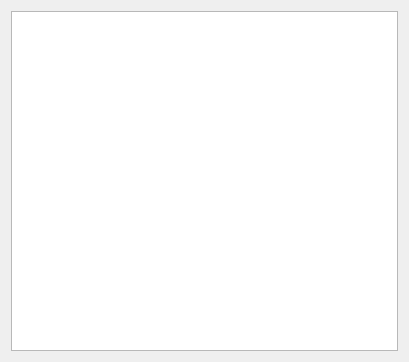
Yarosurafu/ExamHelper, file statistics.ui: the form before one commit.
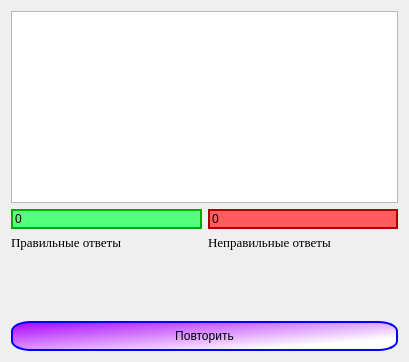
The form after the commit.

The edit to the form file:
```diff
--- a/statistics.ui
+++ b/statistics.ui
@@ -13,10 +13,114 @@
   <property name="windowTitle">
    <string>Form</string>
   </property>
-  <layout class="QFormLayout" name="formLayout">
+  <layout class="QGridLayout" name="gridLayout">
+   <item row="3" column="1">
+    <spacer name="verticalSpacer_2">
+     <property name="orientation">
+      <enum>Qt::Vertical</enum>
+     </property>
+     <property name="sizeHint" stdset="0">
+      <size>
+       <width>20</width>
+       <height>40</height>
+      </size>
+     </property>
+    </spacer>
+   </item>
+   <item row="3" column="0">
+    <spacer name="verticalSpacer">
+     <property name="orientation">
+      <enum>Qt::Vertical</enum>
+     </property>
+     <property name="sizeHint" stdset="0">
+      <size>
+       <width>20</width>
+       <height>40</height>
+      </size>
+     </property>
+    </spacer>
+   </item>
+   <item row="2" column="0">
+    <widget class="QLabel" name="label">
+     <property name="font">
+      <font>
+       <family>Times New Roman</family>
+       <pointsize>10</pointsize>
+      </font>
+     </property>
+     <property name="text">
+      <string>Правильные ответы</string>
+     </property>
+    </widget>
+   </item>
+   <item row="2" column="1">
+    <widget class="QLabel" name="label_2">
+     <property name="font">
+      <font>
+       <family>Times New Roman</family>
+       <pointsize>10</pointsize>
+      </font>
+     </property>
+     <property name="text">
+      <string>Неправильные ответы</string>
+     </property>
+    </widget>
+   </item>
    <item row="0" column="0" colspan="2">
     <widget class="QGraphicsView" name="statView"/>
    </item>
+   <item row="4" column="0" colspan="2">
+    <widget class="QPushButton" name="pushButton">
+     <property name="styleSheet">
+      <string notr="true">QPushButton{	
+	color: black;
+	background-color: qlineargradient(spread:pad, x1:0, y1:0, x2:0.841346, y2:0.756, stop:0 rgba(170, 0, 255, 255), stop:1 rgba(255, 255, 255, 255));
+	border: 2px solid rgb(0, 0, 255);
+	padding: 6px;
+	border-radius: 20px 10px;
+}
+
+QPushButton:pressed{
+	color: red;
+	border: 4px solid red;
+	border-radius: 20px 10px;
+}</string>
+     </property>
+     <property name="text">
+      <string>Повторить</string>
+     </property>
+    </widget>
+   </item>
+   <item row="1" column="0">
+    <widget class="QLineEdit" name="lineEdit">
+     <property name="styleSheet">
+      <string notr="true">QLineEdit{
+	color: rgb(0, 0, 0);
+	background-color: rgb(85, 255, 127);
+	font: 12pt &quot;Times New Roman&quot;;
+	border: 2px solid rgb(0, 170, 0)
+}</string>
+     </property>
+     <property name="text">
+      <string>0</string>
+     </property>
+    </widget>
+   </item>
+   <item row="1" column="1">
+    <widget class="QLineEdit" name="lineEdit_2">
+     <property name="styleSheet">
+      <string notr="true">QLineEdit{
+	color: rgb(0, 0, 0);
+	background-color: rgb(255, 93, 93);
+	border: 2px solid rgb(170, 0, 0);
+	font: 12pt &quot;Times New Roman&quot;;
+}</string>
+     </property>
+     <property name="text">
+      <string>0</string>
+     </property>
+    </widget>
+   </item>
   </layout>
  </widget>
  <resources/>
```
